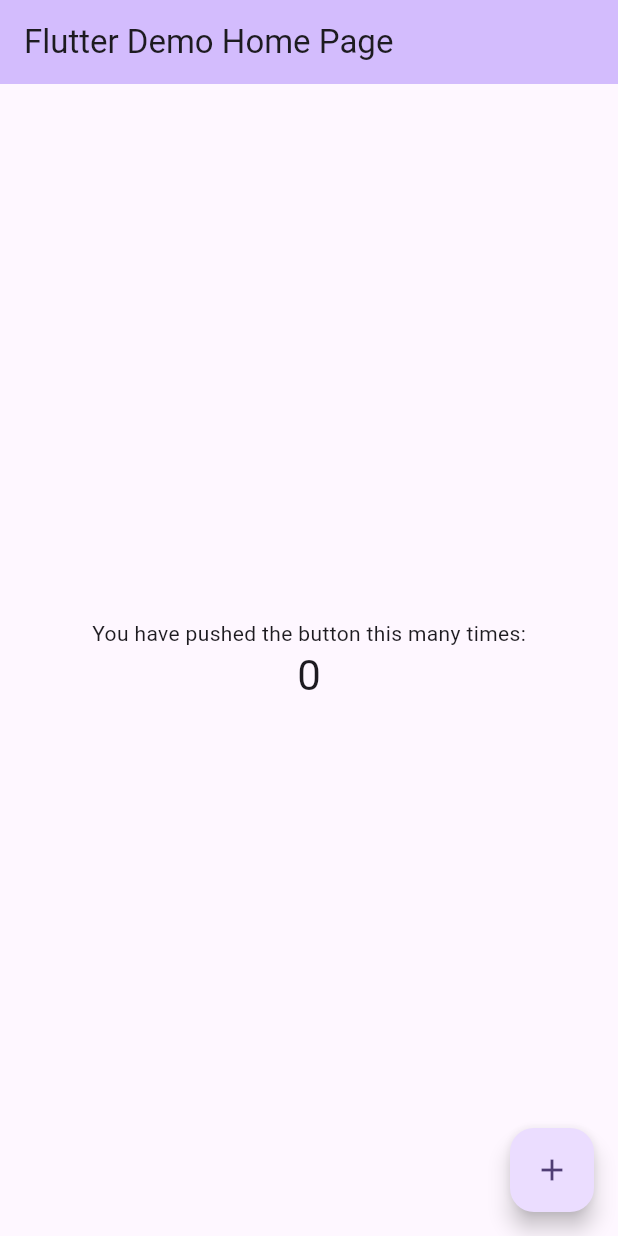
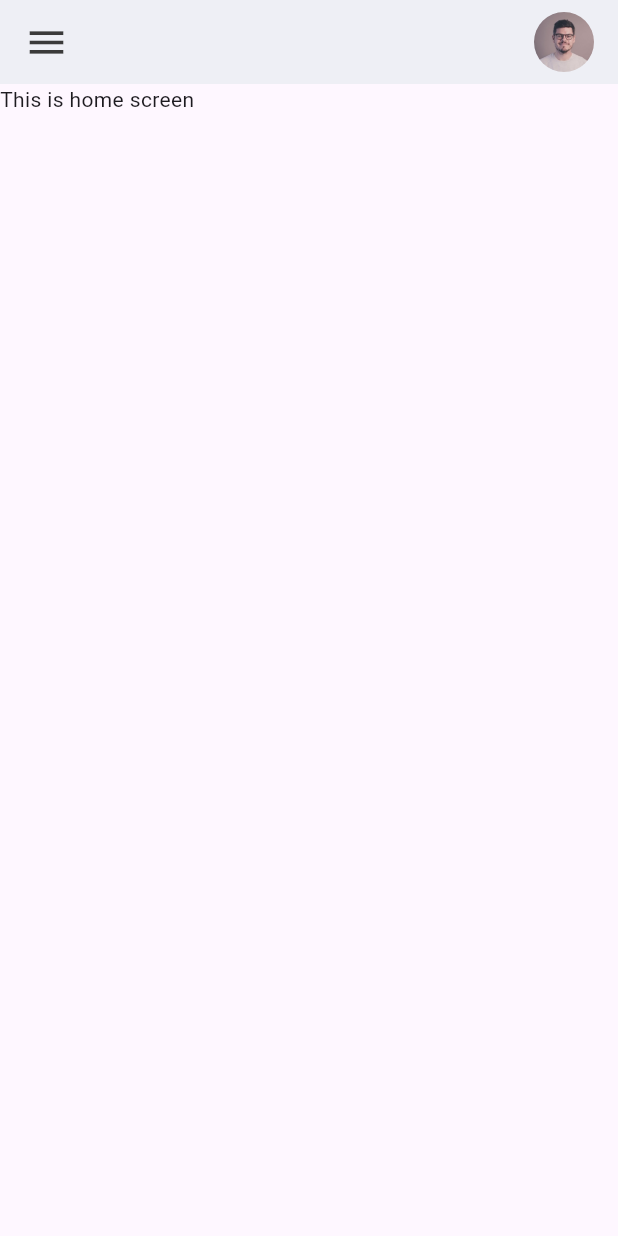
Before and after one commit to DanielAvdiu/todo_app, a Flutter app: the screen it shows after launch, on a phone screen of 412 x 824 dp. Run offline on Flutter 3.47's test engine with Material 2 defaults, Android fonts, the phone set to English and light mode, and no system bars.

Commit message:
home screen

```diff
--- /dev/null
+++ b/lib/constants/colors.dart
@@ -0,0 +1,9 @@
+import 'package:flutter/material.dart';
+
+const Color tdRed = Color(0xFFDA4040);
+const Color tdBlue = Color(0xFF5F52EE);
+
+const Color tdBlack = Color(0xFF3A3A3A);
+const Color tdGrey = Color(0xFF717171);
+
+const Color tdBGColor = Color(0xFFEEEFF5);
--- a/lib/main.dart
+++ b/lib/main.dart
@@ -1,4 +1,6 @@
 import 'package:flutter/material.dart';
+import 'package:flutter/services.dart';
+import 'package:todo_app/screens/home.dart';
 
 void main() {
   runApp(const MyApp());
@@ -10,116 +12,19 @@ class MyApp extends StatelessWidget {
   // This widget is the root of your application.
   @override
   Widget build(BuildContext context) {
+
+    SystemChrome.setSystemUIOverlayStyle(
+      SystemUiOverlayStyle(statusBarColor: Colors.transparent),
+    );
+
     return MaterialApp(
+      debugShowCheckedModeBanner: false,
       title: 'Flutter Demo',
       theme: ThemeData(
-        // This is the theme of your application.
-        //
-        // TRY THIS: Try running your application with "flutter run". You'll see
-        // the application has a blue toolbar. Then, without quitting the app,
-        // try changing the seedColor in the colorScheme below to Colors.green
-        // and then invoke "hot reload" (save your changes or press the "hot
-        // reload" button in a Flutter-supported IDE, or press "r" if you used
-        // the command line to start the app).
-        //
-        // Notice that the counter didn't reset back to zero; the application
-        // state is not lost during the reload. To reset the state, use hot
-        // restart instead.
-        //
-        // This works for code too, not just values: Most code changes can be
-        // tested with just a hot reload.
         colorScheme: ColorScheme.fromSeed(seedColor: Colors.deepPurple),
         useMaterial3: true,
       ),
-      home: const MyHomePage(title: 'Flutter Demo Home Page'),
+      home: Home(),
     );
   }
 }
-
-class MyHomePage extends StatefulWidget {
-  const MyHomePage({super.key, required this.title});
-
-  // This widget is the home page of your application. It is stateful, meaning
-  // that it has a State object (defined below) that contains fields that affect
-  // how it looks.
-
-  // This class is the configuration for the state. It holds the values (in this
-  // case the title) provided by the parent (in this case the App widget) and
-  // used by the build method of the State. Fields in a Widget subclass are
-  // always marked "final".
-
-  final String title;
-
-  @override
-  State<MyHomePage> createState() => _MyHomePageState();
-}
-
-class _MyHomePageState extends State<MyHomePage> {
-  int _counter = 0;
-
-  void _incrementCounter() {
-    setState(() {
-      // This call to setState tells the Flutter framework that something has
-      // changed in this State, which causes it to rerun the build method below
-      // so that the display can reflect the updated values. If we changed
-      // _counter without calling setState(), then the build method would not be
-      // called again, and so nothing would appear to happen.
-      _counter++;
-    });
-  }
-
-  @override
-  Widget build(BuildContext context) {
-    // This method is rerun every time setState is called, for instance as done
-    // by the _incrementCounter method above.
-    //
-    // The Flutter framework has been optimized to make rerunning build methods
-    // fast, so that you can just rebuild anything that needs updating rather
-    // than having to individually change instances of widgets.
-    return Scaffold(
-      appBar: AppBar(
-        // TRY THIS: Try changing the color here to a specific color (to
-        // Colors.amber, perhaps?) and trigger a hot reload to see the AppBar
-        // change color while the other colors stay the same.
-        backgroundColor: Theme.of(context).colorScheme.inversePrimary,
-        // Here we take the value from the MyHomePage object that was created by
-        // the App.build method, and use it to set our appbar title.
-        title: Text(widget.title),
-      ),
-      body: Center(
-        // Center is a layout widget. It takes a single child and positions it
-        // in the middle of the parent.
-        child: Column(
-          // Column is also a layout widget. It takes a list of children and
-          // arranges them vertically. By default, it sizes itself to fit its
-          // children horizontally, and tries to be as tall as its parent.
-          //
-          // Column has various properties to control how it sizes itself and
-          // how it positions its children. Here we use mainAxisAlignment to
-          // center the children vertically; the main axis here is the vertical
-          // axis because Columns are vertical (the cross axis would be
-          // horizontal).
-          //
-          // TRY THIS: Invoke "debug painting" (choose the "Toggle Debug Paint"
-          // action in the IDE, or press "p" in the console), to see the
-          // wireframe for each widget.
-          mainAxisAlignment: MainAxisAlignment.center,
-          children: <Widget>[
-            const Text(
-              'You have pushed the button this many times:',
-            ),
-            Text(
-              '$_counter',
-              style: Theme.of(context).textTheme.headlineMedium,
-            ),
-          ],
-        ),
-      ),
-      floatingActionButton: FloatingActionButton(
-        onPressed: _incrementCounter,
-        tooltip: 'Increment',
-        child: const Icon(Icons.add),
-      ), // This trailing comma makes auto-formatting nicer for build methods.
-    );
-  }
-}
--- /dev/null
+++ b/lib/screens/home.dart
@@ -0,0 +1,37 @@
+import 'package:flutter/material.dart';
+import 'package:todo_app/constants/colors.dart';
+
+class Home extends StatelessWidget{
+  const Home({Key? key}) : super(key: key);
+
+  @override
+  Widget build(BuildContext context) {
+    debugShowCheckedModeBanner: false;
+    return Scaffold(
+
+      appBar: AppBar(
+        backgroundColor: tdBGColor,
+        elevation: 0,
+        title: Row(
+          mainAxisAlignment: MainAxisAlignment.spaceBetween,
+            children: <Widget>[
+          Icon(Icons.menu, color: tdBlack, size: 30),
+          Container(
+            height: 40,
+            width: 40,
+            child: ClipRRect(
+                borderRadius: BorderRadius.circular(20),
+                child: Image.asset('assets/images/avatar.jpeg')),
+          ),
+        ]),
+
+      ),
+
+
+
+      body: Container(
+        child: Text('This is home screen'),
+      ),
+    );
+  }
+}
--- a/pubspec.yaml
+++ b/pubspec.yaml
@@ -59,9 +59,8 @@ flutter:
   uses-material-design: true
 
   # To add assets to your application, add an assets section, like this:
-  # assets:
-  #   - images/a_dot_burr.jpeg
-  #   - images/a_dot_ham.jpeg
+  assets:
+    - assets/images/avatar.jpeg
 
   # An image asset can refer to one or more resolution-specific "variants", see
   # https://flutter.dev/assets-and-images/#resolution-aware
```
Also changed, not shown: assets/images/avatar.jpeg (added).
